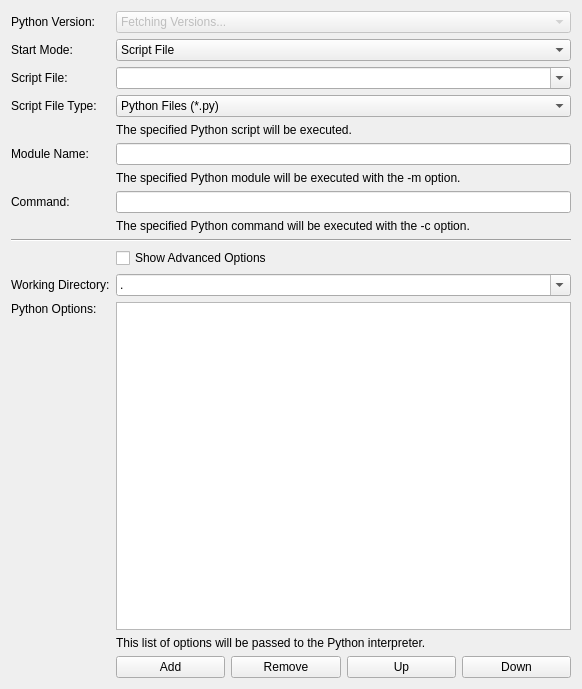
The window that src/brickv/plugin_system/plugins/red/ui/program_page_python.ui (Tinkerforge/brickv) describes before a commit, drawn with Qt 5.
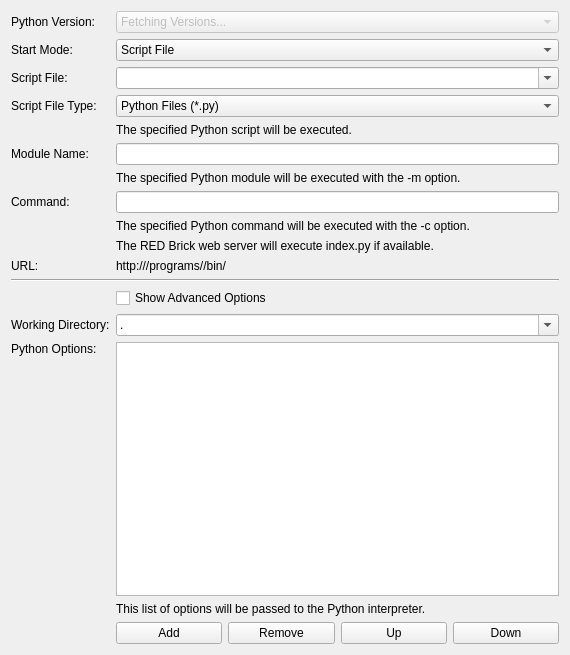
The same window after the commit. Custom widgets are drawn as their Qt base class.

Commit message: red-brick/pi: Extend PHP and Python info pages for the new web interface mode

Diff of the .ui file:
```diff
--- a/src/brickv/plugin_system/plugins/red/ui/program_page_python.ui
+++ b/src/brickv/plugin_system/plugins/red/ui/program_page_python.ui
@@ -6,8 +6,8 @@
    <rect>
     <x>0</x>
     <y>0</y>
-    <width>582</width>
-    <height>689</height>
+    <width>570</width>
+    <height>655</height>
    </rect>
   </property>
   <property name="windowTitle">
@@ -154,14 +154,14 @@
        </property>
       </widget>
      </item>
-     <item row="10" column="1" colspan="4">
+     <item row="12" column="1" colspan="4">
       <widget class="QCheckBox" name="check_show_advanced_options">
        <property name="text">
         <string>Show Advanced Options</string>
        </property>
       </widget>
      </item>
-     <item row="11" column="0">
+     <item row="13" column="0">
       <widget class="QLabel" name="label_working_directory">
        <property name="text">
         <string>Working Directory:</string>
@@ -171,7 +171,7 @@
        </property>
       </widget>
      </item>
-     <item row="11" column="1" colspan="4">
+     <item row="13" column="1" colspan="4">
       <widget class="QComboBox" name="combo_working_directory">
        <property name="editable">
         <bool>true</bool>
@@ -186,7 +186,7 @@
        </item>
       </widget>
      </item>
-     <item row="12" column="0">
+     <item row="14" column="0">
       <widget class="QLabel" name="label_options">
        <property name="text">
         <string>Python Options:</string>
@@ -199,10 +199,10 @@
        </property>
       </widget>
      </item>
-     <item row="12" column="1" colspan="4">
+     <item row="14" column="1" colspan="4">
       <widget class="ExpandingListWidget" name="list_options"/>
      </item>
-     <item row="13" column="1" colspan="4">
+     <item row="15" column="1" colspan="4">
       <widget class="QLabel" name="label_options_help">
        <property name="text">
         <string>This list of options will be passed to the Python interpreter.</string>
@@ -212,35 +212,35 @@
        </property>
       </widget>
      </item>
-     <item row="14" column="1">
+     <item row="16" column="1">
       <widget class="QPushButton" name="button_add_option">
        <property name="text">
         <string>Add</string>
        </property>
       </widget>
      </item>
-     <item row="14" column="2">
+     <item row="16" column="2">
       <widget class="QPushButton" name="button_remove_option">
        <property name="text">
         <string>Remove</string>
        </property>
       </widget>
      </item>
-     <item row="14" column="3">
+     <item row="16" column="3">
       <widget class="QPushButton" name="button_up_option">
        <property name="text">
         <string>Up</string>
        </property>
       </widget>
      </item>
-     <item row="14" column="4">
+     <item row="16" column="4">
       <widget class="QPushButton" name="button_down_option">
        <property name="text">
         <string>Down</string>
        </property>
       </widget>
      </item>
-     <item row="9" column="0" colspan="5">
+     <item row="11" column="0" colspan="5">
       <widget class="Line" name="line">
        <property name="orientation">
         <enum>Qt::Horizontal</enum>
@@ -274,6 +274,36 @@
        </property>
       </widget>
      </item>
+     <item row="9" column="1" colspan="4">
+      <widget class="QLabel" name="label_web_interface_help">
+       <property name="text">
+        <string>The RED Brick web server will execute index.py if available.</string>
+       </property>
+       <property name="wordWrap">
+        <bool>true</bool>
+       </property>
+      </widget>
+     </item>
+     <item row="10" column="1" colspan="4">
+      <widget class="QLabel" name="label_url">
+       <property name="text">
+        <string>http://&lt;SERVER&gt;/programs/&lt;IDENTIFIER&gt;/bin/</string>
+       </property>
+       <property name="textFormat">
+        <enum>Qt::PlainText</enum>
+       </property>
+       <property name="textInteractionFlags">
+        <set>Qt::LinksAccessibleByMouse|Qt::TextSelectableByKeyboard|Qt::TextSelectableByMouse</set>
+       </property>
+      </widget>
+     </item>
+     <item row="10" column="0">
+      <widget class="QLabel" name="label_url_title">
+       <property name="text">
+        <string>URL:</string>
+       </property>
+      </widget>
+     </item>
     </layout>
    </item>
   </layout>
```
The commit also changes 10 other files.
